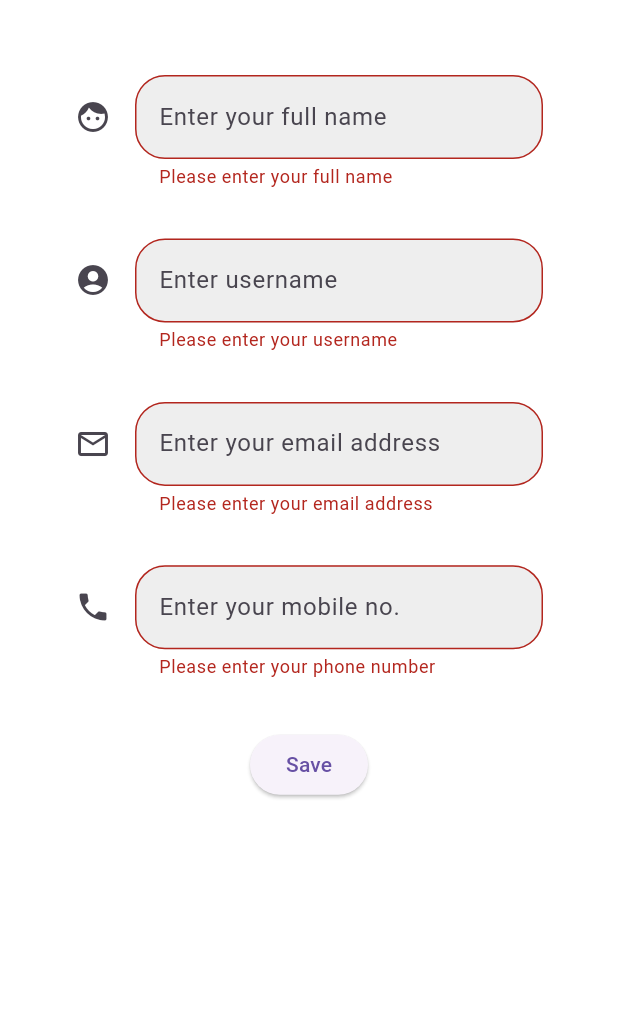
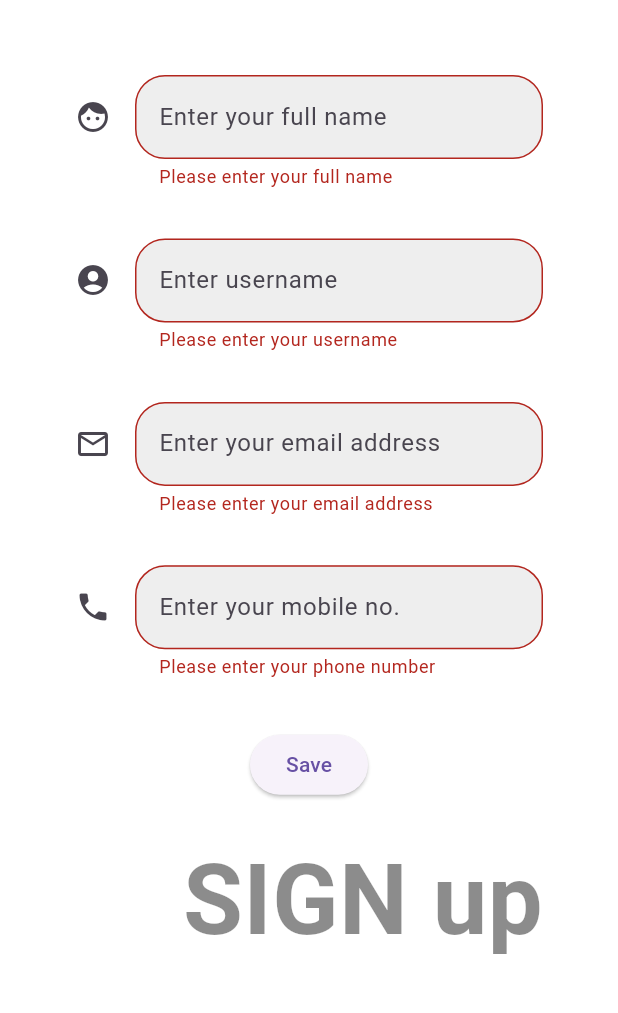
Before and after one commit to Ratndeep1999/to_do_app, a Flutter app: the SignUpPage screen opened directly, after a tap on "Save", on a phone screen of 412 x 824 dp, the part 84-1097 px from its top. Run offline on Flutter 3.47's test engine with Material 3 defaults, Android fonts, the phone set to English and light mode, and no system bars.

Commit message:
sign_up_page.dart : appbar add, form add, key add, full name text field add, username text field add, email text field add, mobile number text field add with ElevatedButton, validation add to full name, validation state add to elevated button, unfocus method add, username validation add,  email id validation add, phone number validation add, Navigation add in Sign in page

```diff
--- a/lib/sign_up_page.dart
+++ b/lib/sign_up_page.dart
@@ -1,4 +1,5 @@
 import 'package:flutter/material.dart';
+import 'package:to_do_app/sign_in_page.dart';
 
 class SignUpPage extends StatefulWidget {
   const SignUpPage({super.key});
@@ -41,14 +42,14 @@ class _SignUpPageState extends State<SignUpPage> {
                     TextFormField(
                       controller: _fullNameController,
                       validator: (fullName) {
-                        if ( fullName == null || fullName.isEmpty) {
-                          return 'Please enter your full name' ;
+                        if (fullName == null || fullName.isEmpty) {
+                          return 'Please enter your full name';
                         }
-                        if (fullName.length < 6 ) {
-                          return 'Full name length must be 6' ;
+                        if (fullName.length < 6) {
+                          return 'Full name length must be 6';
                         }
-                        return null ;
-                      } ,
+                        return null;
+                      },
                       keyboardType: TextInputType.name,
                       decoration: InputDecoration(
                         icon: Icon(Icons.face),
@@ -67,10 +68,10 @@ class _SignUpPageState extends State<SignUpPage> {
                     TextFormField(
                       controller: _userNameController,
                       validator: (userName) {
-                        if ( userName == null || userName.isEmpty )  {
-                          return 'Please enter your username' ;
+                        if (userName == null || userName.isEmpty) {
+                          return 'Please enter your username';
                         }
-                        return null ;
+                        return null;
                       },
                       decoration: InputDecoration(
                         icon: Icon(Icons.account_circle),
@@ -89,10 +90,10 @@ class _SignUpPageState extends State<SignUpPage> {
                     TextFormField(
                       controller: _emailController,
                       validator: (email) {
-                        if ( email == null || email.isEmpty )  {
-                          return 'Please enter your email address' ;
+                        if (email == null || email.isEmpty) {
+                          return 'Please enter your email address';
                         }
-                        return null ;
+                        return null;
                       },
                       keyboardType: TextInputType.emailAddress,
                       decoration: InputDecoration(
@@ -113,10 +114,10 @@ class _SignUpPageState extends State<SignUpPage> {
                       controller: _mobileNumberController,
                       keyboardType: TextInputType.phone,
                       validator: (phoneNumber) {
-                        if ( phoneNumber == null || phoneNumber.isEmpty )  {
-                          return 'Please enter your phone number' ;
+                        if (phoneNumber == null || phoneNumber.isEmpty) {
+                          return 'Please enter your phone number';
                         }
-                        return null ;
+                        return null;
                       },
                       decoration: InputDecoration(
                         icon: Icon(Icons.phone),
@@ -132,15 +133,42 @@ class _SignUpPageState extends State<SignUpPage> {
                     SizedBox(height: MediaQuery.of(context).size.height * 0.04),
 
                     ElevatedButton(
-                        onPressed: () {
-                          if ( _formKey.currentState!.validate()) {
-                            debugPrint('Data Processing.....');
-                          } else {
-                            debugPrint('Invalid Details all or any fields are not validate');
-                          }
+                      onPressed: () {
+                        if (_formKey.currentState!.validate()) {
+                          debugPrint('Data Processing.....');
+                        } else {
+                          debugPrint(
+                            'Invalid Details all or any fields are not validate',
+                          );
+                        }
+                      },
+                      child: Text('Save'),
+                    ),
 
-                        },
-                        child: Text('Save')),
+                    SizedBox(height: 20),
+
+                    /// Sign in
+                    InkWell(
+                      onTap: () {
+                        // It replace page from sign up to sign in
+                        Navigator.pushReplacement(
+                          context,
+                          MaterialPageRoute(builder: (context) => SignInPage()),
+                        );
+                      },
+                      child: SizedBox(
+                        width: MediaQuery.of(context).size.width,
+                        child: Text(
+                          'SIGN up',
+                          textDirection: TextDirection.rtl,
+                          style: TextStyle(
+                            fontSize: 65,
+                            fontWeight: FontWeight.w600,
+                            color: Colors.black45,
+                          ),
+                        ),
+                      ),
+                    ),
                   ],
                 ),
               ),
```
